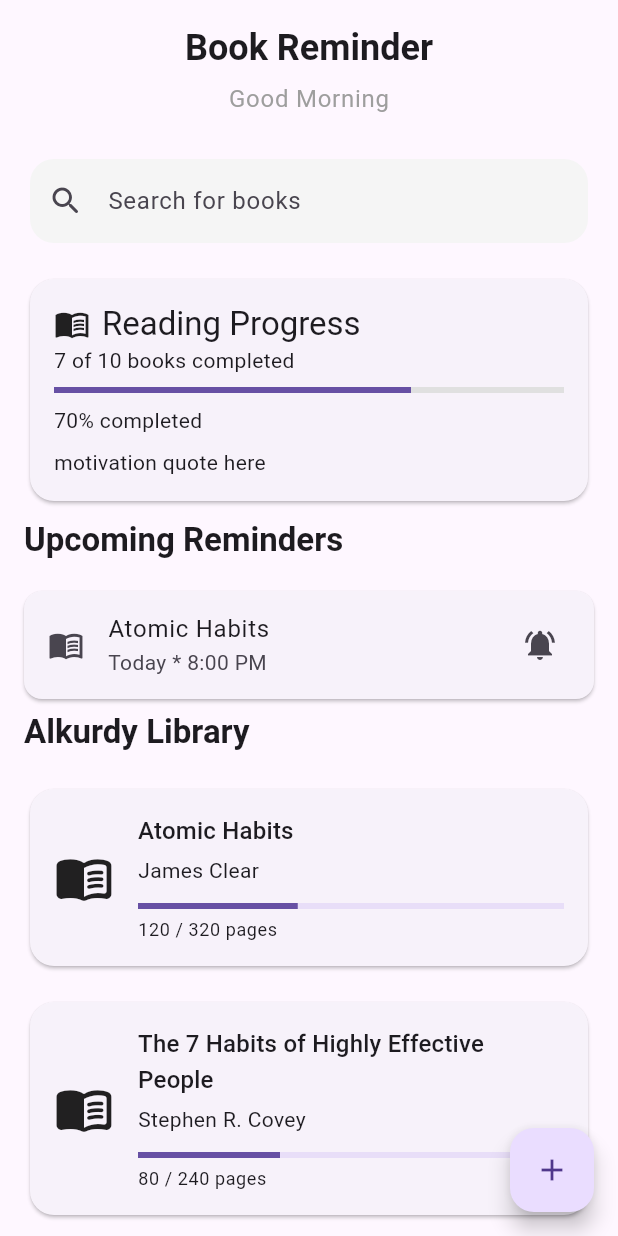
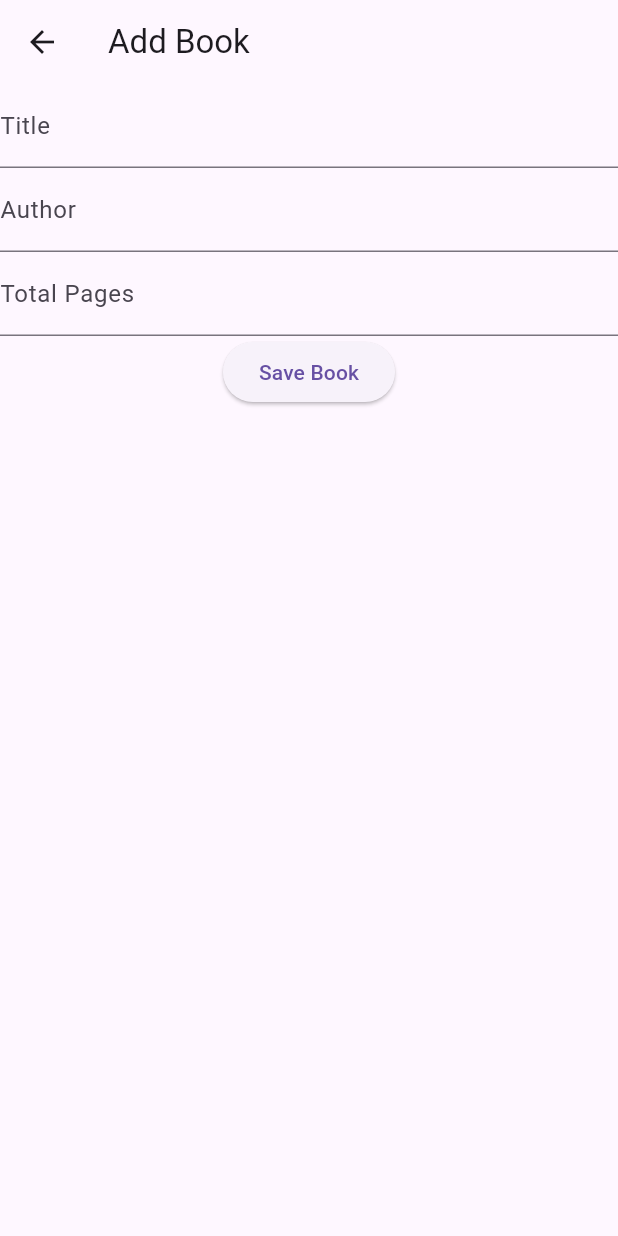
Before and after one commit to Alkurdy-Tech/book-reminder, a Flutter app: the screen it shows after launch, after a tap on the "add" icon, on a phone screen of 412 x 824 dp. Run offline on Flutter 3.47's test engine with Material 3 defaults, Android fonts, the phone set to English and light mode, and no system bars.

Commit message:
feat: add book form design stage is done

```diff
--- /dev/null
+++ b/lib/features/books/controllers/book_cotrollers.dart
@@ -0,0 +1,6 @@
+class BookCotrollers {
+
+  void addBook() {
+    // Logic to add a book to the library
+  }
+}
--- a/lib/features/books/models/book_model.dart
+++ b/lib/features/books/models/book_model.dart
@@ -0,0 +1,18 @@
+class BookModel {
+  final int? id;
+  final String title;
+  final String author;
+  final int totalPages;
+  final int currentPage;
+  final bool isFinished;
+
+  BookModel({
+    this.id,
+    required this.title,
+    required this.author,
+    required this.totalPages,
+    this.currentPage = 0,
+    this.isFinished = false,
+  });
+
+}
--- a/lib/features/books/pages/add_book_page.dart
+++ b/lib/features/books/pages/add_book_page.dart
@@ -0,0 +1,14 @@
+import 'package:book_reminder/features/books/widgets/book_form.dart';
+import 'package:flutter/material.dart';
+
+class AddBookPage extends StatelessWidget {
+  const AddBookPage({super.key});
+
+  @override
+  Widget build(BuildContext context) {
+    return Scaffold(
+      appBar: AppBar(title: const Text('Add Book')),
+      body: BookForm(),
+    );
+  }
+}
--- a/lib/features/books/widgets/book_form.dart
+++ b/lib/features/books/widgets/book_form.dart
@@ -0,0 +1,20 @@
+import 'package:flutter/material.dart';
+
+class BookForm extends StatelessWidget {
+  const BookForm({super.key});
+
+  @override
+  Widget build(BuildContext context) {
+    return Column(
+      children: [
+        TextField(decoration: InputDecoration(labelText: 'Title')),
+
+        TextField(decoration: InputDecoration(labelText: 'Author')),
+
+        TextField(decoration: InputDecoration(labelText: 'Total Pages')),
+
+        ElevatedButton(onPressed: () {}, child: Text('Save Book')),
+      ],
+    );
+  }
+}
--- a/lib/features/home/pages/home_page.dart
+++ b/lib/features/home/pages/home_page.dart
@@ -1,3 +1,4 @@
+import 'package:book_reminder/features/books/pages/add_book_page.dart';
 import 'package:book_reminder/features/home/widgets/home_header.dart';
 import 'package:book_reminder/features/home/widgets/reading_progress_card.dart';
 import 'package:book_reminder/features/home/widgets/home_search_bar.dart';
@@ -14,6 +15,10 @@ class HomePage extends StatelessWidget {
       floatingActionButton: FloatingActionButton(
         onPressed: () {
           // add book to library
+          Navigator.push(
+            context,
+            MaterialPageRoute(builder: (context) => const AddBookPage()),
+          );
         },
         child: const Icon(Icons.add),
       ),
@@ -30,7 +35,7 @@ class HomePage extends StatelessWidget {
             ),
             UpcomingReminderSection(),
             YourLibrarySection(),
-            SizedBox(height: 100,),
+            SizedBox(height: 100),
           ],
         ),
       ),
```
